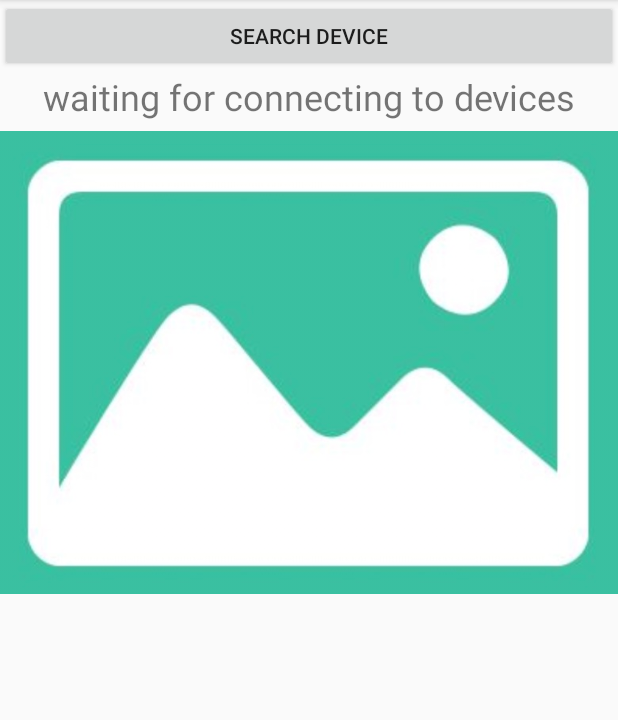
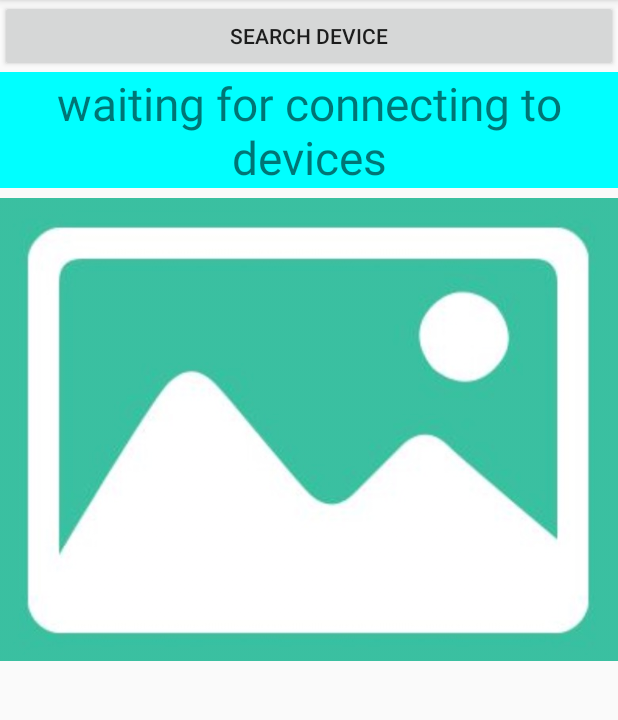
Before and after one commit to qqq99/COMP90018-InstaViewer, an Android app: the screen it shows after launch (WifiDirectActivity), on a phone screen of 412 x 824 dp, the part 84-804 px from its top. Run offline under Robolectric (Android 15) with nearby library versions, the phone set to English and light mode, and no system bars.

Commit message:
broadcast photo to nearby devices my wifi-direct tech.

```diff
--- a/app/src/main/java/unimelb/comp90018_instaviewer/activities/WifiDirectActivity.java
+++ b/app/src/main/java/unimelb/comp90018_instaviewer/activities/WifiDirectActivity.java
@@ -12,6 +12,7 @@ import android.content.pm.PackageManager;
 import android.database.Cursor;
 import android.graphics.Bitmap;
 import android.graphics.BitmapFactory;
+import android.graphics.Color;
 import android.graphics.drawable.BitmapDrawable;
 import android.net.Uri;
 import android.net.wifi.WifiManager;
@@ -100,6 +101,7 @@ public class WifiDirectActivity extends AppCompatActivity implements AdapterView
         setContentView(R.layout.activity_wifi_direct);
 
         this.statusView = findViewById(R.id.status_view);
+        this.statusView.setBackgroundColor(Color.CYAN);
         this.imageView = findViewById(R.id.pic_view);
         this.lvDevices = findViewById(R.id.lv_devices);
 
@@ -419,11 +421,11 @@ public class WifiDirectActivity extends AppCompatActivity implements AdapterView
             this.isSendingPhoto = true;
             synchronized (lock) {
                 Toast.makeText(WifiDirectActivity.this, "start to broadcast photo",
-                        Toast.LENGTH_LONG).show();
+                        Toast.LENGTH_SHORT).show();
                 new PhotoSenderMonitor().start();
             }
         } else {
-            Toast.makeText(getApplicationContext(), "Last photo is broadcasting, wait for a moment", Toast.LENGTH_LONG).show();
+            Toast.makeText(getApplicationContext(), "Last photo is broadcasting, wait for a moment", Toast.LENGTH_SHORT).show();
         }
     }
 
--- /dev/null
+++ b/app/src/main/java/unimelb/comp90018_instaviewer/utilities/DeviceListView.java
@@ -0,0 +1,19 @@
+package unimelb.comp90018_instaviewer.utilities;
+
+import android.widget.ListView;
+
+/**
+ * Created by xxq1 on 2018/10/20.
+ */
+public class DeviceListView extends ListView {
+    public DeviceListView(android.content.Context context, android.util.AttributeSet attrs){
+        super(context, attrs);
+    }
+
+    public void onMeasure(int widthMeasureSpec, int heightMeasureSpec)
+    {
+        int expandSpec = MeasureSpec.makeMeasureSpec(Integer.MAX_VALUE >> 2,
+                MeasureSpec.AT_MOST);
+        super.onMeasure(widthMeasureSpec, expandSpec);
+    }
+}
--- a/app/src/main/res/layout/activity_wifi_direct.xml
+++ b/app/src/main/res/layout/activity_wifi_direct.xml
@@ -24,13 +24,15 @@
             android:layout_marginBottom="10px"
             android:text="waiting for connecting to devices"
             android:textAlignment="center"
-            android:textSize="36px" />
+            android:textSize="46px" />
 
-        <ListView
+        <unimelb.comp90018_instaviewer.utilities.DeviceListView
             android:id="@+id/lv_devices"
             android:layout_width="match_parent"
             android:layout_height="wrap_content"
-            android:cacheColorHint="#00000000" />
+            android:cacheColorHint="#00000000"
+            android:divider="#CCCCCC"
+            android:dividerHeight="2px" />
 
         <unimelb.comp90018_instaviewer.utilities.ResizableImageView
             android:id="@+id/pic_view"
```
